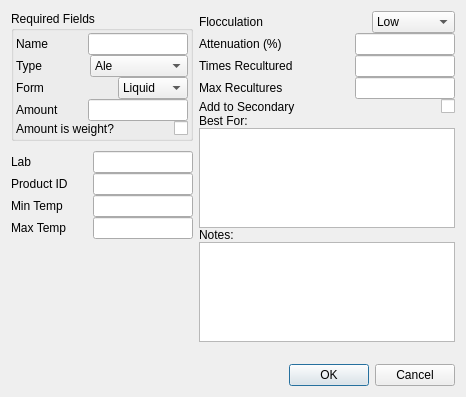
This is ui/yeastEditor.ui in Brewtarget/brewtarget as Qt 5 draws it before an edit. The edited form follows.
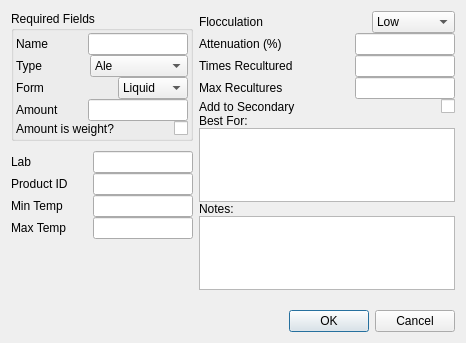
This is the edited form.

What changed in the file:
```diff
--- a/ui/yeastEditor.ui
+++ b/ui/yeastEditor.ui
@@ -1,12 +1,12 @@
 <ui version="4.0" >
  <class>yeastEditor</class>
- <widget class="QDialog" name="yeastEditor" >
-  <property name="geometry" >
+ <widget class="QDialog" name="yeastEditor">
+  <property name="geometry">
    <rect>
     <x>0</x>
     <y>0</y>
     <width>466</width>
-    <height>397</height>
+    <height>343</height>
    </rect>
   </property>
   <property name="windowTitle" >
```
Left out of the diff: 353 changed lines with no effect on the pictures.
